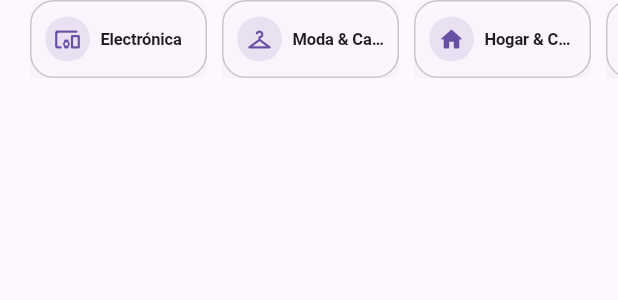
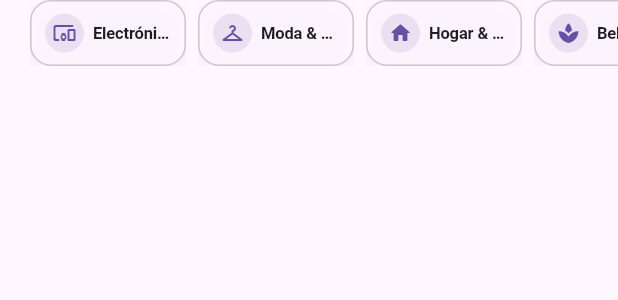
Before and after one commit to emmahiguita/ORO, a Flutter app: the Categorieslist widget shown alone on an empty page, opened directly, on a phone screen of 412 x 824 dp. Shown: the top 300 px of the screen. Run offline on Flutter 3.47's test engine with Material 3 defaults, Android fonts, the phone set to English and light mode, and no system bars; our stand-ins replace cached_network_image, cloud_firestore, dartz, dio, file_picker, firebase_core and 23 more; missing offline and left inert: app_settings, drop_down_list, flutter_cupertino_datetime_picker, flutter_google_places_hoc081098, flutter_polyline_points, flutter_ringtone_player and 1 more; accounts and stored records are empty; network calls fail; project files that could hold a hidden picture were left out.

Commit message:
feat(home): shape premium collection card

```diff
--- a/lib/view/screens/home/home.dart
+++ b/lib/view/screens/home/home.dart
@@ -105,6 +105,7 @@ class Home extends StatelessWidget {
                                     : CachedNetworkImageProvider(
                                         '${AppLink.homeimage}$promoImage',
                                       ),
+                                onTap: controller.goToSearch,
                               ),
                       ),
                       const SliverToBoxAdapter(child: SizedBox(height: 26)),
--- a/lib/view/widgets/home/categorieslist.dart
+++ b/lib/view/widgets/home/categorieslist.dart
@@ -16,13 +16,13 @@ class Categorieslist extends StatelessWidget {
     return GetBuilder<HomeControllerImp>(
       builder: (controller) {
         return SizedBox(
-          height: 52,
+          height: 44,
           child: ListView.separated(
             padding: const EdgeInsets.symmetric(horizontal: 20),
             itemCount: controller.statusRequest == StatusRequest.loding
                 ? 6
                 : controller.categories.length,
-            separatorBuilder: (_, __) => const SizedBox(width: 10),
+            separatorBuilder: (_, __) => const SizedBox(width: 8),
             itemBuilder: (context, index) {
               return controller.statusRequest == StatusRequest.loding
                   ? const LoadingState()
@@ -55,7 +55,7 @@ class Categories extends GetView<HomeControllerImp> {
   Widget build(BuildContext context) {
     final theme = Theme.of(context);
     return SizedBox(
-      width: 118,
+      width: 104,
       child: OroPressable(
         onTap: () {
           controller.goToItem(
@@ -67,11 +67,11 @@ class Categories extends GetView<HomeControllerImp> {
         child: Material(
           color: Colors.transparent,
           child: InkWell(
-            borderRadius: BorderRadius.circular(16),
+            borderRadius: BorderRadius.circular(14),
             child: Ink(
               decoration: BoxDecoration(
                 color: theme.colorScheme.surface.withValues(alpha: .74),
-                borderRadius: BorderRadius.circular(16),
+                borderRadius: BorderRadius.circular(14),
                 border: Border.all(
                   color: theme.colorScheme.outline.withValues(alpha: .38),
                 ),
@@ -79,7 +79,7 @@ class Categories extends GetView<HomeControllerImp> {
                   BoxShadow(
                     color: Colors.black.withValues(alpha: .05),
                     blurRadius: 10,
-                    offset: const Offset(0, 4),
+                    offset: const Offset(0, 3),
                   ),
                 ],
               ),
@@ -88,9 +88,9 @@ class Categories extends GetView<HomeControllerImp> {
                 child: Row(
                   children: [
                     Container(
-                      height: 30,
-                      width: 30,
-                      padding: const EdgeInsets.all(6),
+                      height: 26,
+                      width: 26,
+                      padding: const EdgeInsets.all(5),
                       decoration: BoxDecoration(
                         color: theme.colorScheme.primary.withValues(alpha: .12),
                         shape: BoxShape.circle,
@@ -102,10 +102,10 @@ class Categories extends GetView<HomeControllerImp> {
                           categoriesmodel.categoryNameAr,
                           categoriesmodel.categoryNameEs,
                         ),
-                        size: 18,
+                        size: 16,
                       ),
                     ),
-                    const SizedBox(width: 7),
+                    const SizedBox(width: 6),
                     Expanded(
                       child: Text(
                         databaseTranslation(
```
Also changed, not shown: lib/view/widgets/home/discountcard.dart (+64 -17 lines).
